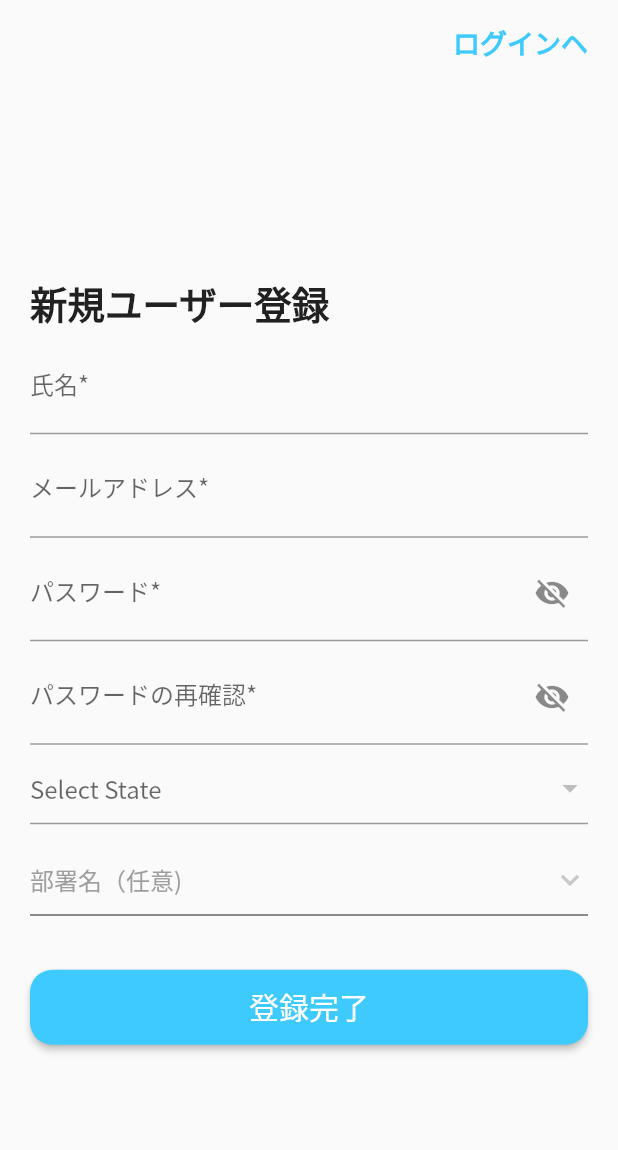
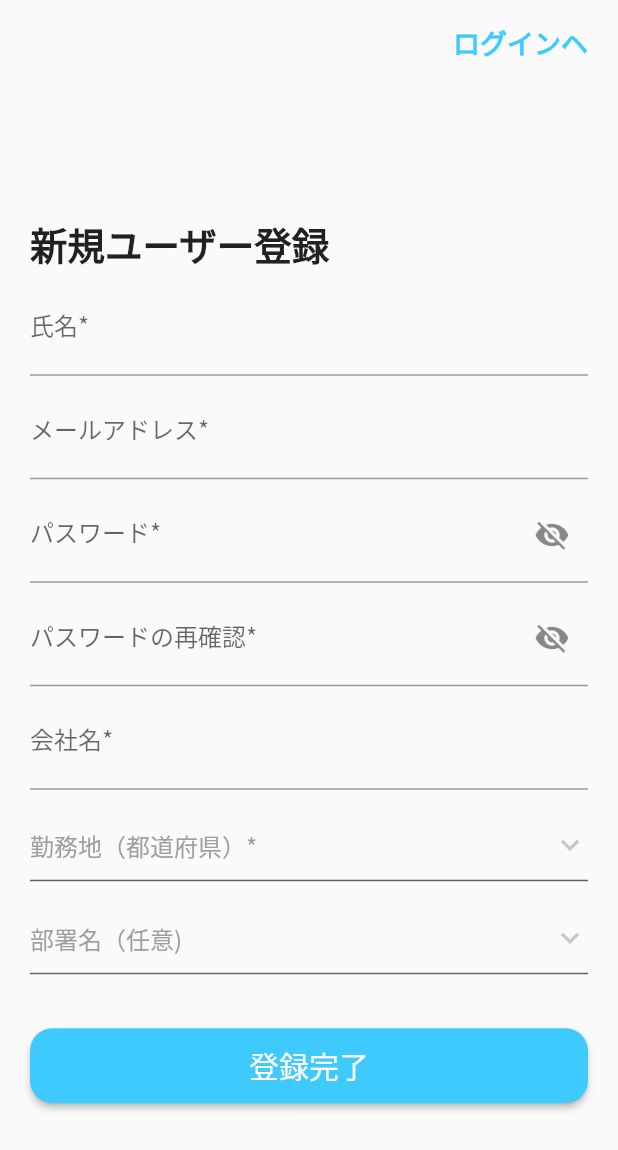
Before and after one commit to ityogesh/fudosan-calendar-application, a Flutter app: the screen it shows after launch, after a tap on "ユーザー登録", on a phone screen of 412 x 824 dp. Shown: the top 1150 px of the screen. Run offline on Flutter 3.47's test engine with Material 2 defaults, Android fonts, the phone set to English and light mode, and no system bars; our stand-ins replace fluttertoast, pin_code_fields, progress_dialog, shared_preferences, showcaseview, table_calendar; missing offline and left inert: flutter_statusbarcolor, infinite_listview; network calls fail.

Commit message:
Registration Added State Location Dropdown

```diff
--- a/lib/screens/registration.dart
+++ b/lib/screens/registration.dart
@@ -41,7 +41,7 @@ class _RegistrationScreenState extends State<RegistrationScreen> {
   final confirmPasswordController = new TextEditingController();
   final stateController = new TextEditingController();
   final departmentNameController = new TextEditingController();
-
+  final organizationController = new TextEditingController();
   final FocusNode nameFocus = FocusNode();
   final FocusNode emailaddressFocus = FocusNode();
   final FocusNode passwordFocus = FocusNode();
@@ -66,6 +66,8 @@ class _RegistrationScreenState extends State<RegistrationScreen> {
       companyName,
       department,
       departmentName;
+
+  List<dynamic> stateDropDownValues = List<dynamic>();
 
   void initState() {
     super.initState();
@@ -261,7 +263,31 @@ class _RegistrationScreenState extends State<RegistrationScreen> {
                     SizedBox(
                       height: 5,
                     ),
-                    Form(
+                    TextFormField(
+                      readOnly: readonly,
+                      style: readonly
+                          ? TextStyle(color: Colors.grey)
+                          : TextStyle(color: Colors.black),
+                      focusNode: companynameFocus,
+                      controller: organizationController,
+                      keyboardType: TextInputType.text,
+                      textInputAction: TextInputAction.done,
+                      decoration: new InputDecoration(
+                        labelText: '会社名*',
+                      ),
+                      validator: (String value) {
+                        return ValidateHelper().validateCompanyName(value);
+                      },
+                      onFieldSubmitted: (String value) {
+                        FocusScope.of(context).requestFocus(new FocusNode());
+                        /*  _fieldFocusChange(
+                            context, companynameFocus, departmentFocus); */
+                      },
+                    ),
+                    SizedBox(
+                      height: 13,
+                    ),
+                    /* Form(
                       key: statekey,
                       child: Column(
                         mainAxisAlignment: MainAxisAlignment.center,
@@ -271,25 +297,60 @@ class _RegistrationScreenState extends State<RegistrationScreen> {
                             color: Colors.transparent,
                             child: ButtonTheme(
                               child: DropdownButtonFormField(
+                                icon: Icon(Icons.keyboard_arrow_down),
                                 value: _myStates,
                                 hint: Text('Select State'),
                                 onChanged: (newValue) {
                                   setState(() {
                                     _myStates = newValue;
-                                    _getStateList();
+                                  //  _getStateList();
                                     print(_myStates);
                                   });
                                 },
-                                items: statesLists?.map((item) {
+                                items: stateDropDownValues?.map((item) {
                                       return new DropdownMenuItem(
-                                        child: new Text(item['stateName']),
-                                        value: item['id'].toString(),
+                                        child: new Text(item),
+                                        value: item,
                                       );
                                     })?.toList() ??
                                     [],
                               ),
                             ),
                           )
+                        ],
+                      ),
+                    ), */
+                    Form(
+                      key: statekey,
+                      child: Column(
+                        mainAxisAlignment: MainAxisAlignment.start,
+                        children: [
+                          Container(
+                            margin: EdgeInsets.all(0.0),
+                            color: Colors.transparent,
+                            child: DropDownFormField(
+                              enabled: !readonly,
+                              titleText: null,
+                              hintText: readonly ? _myActivity : '勤務地（都道府県）*',
+                              onSaved: (value) {
+                                setState(() {
+                                  _myStates = value;
+                                  print(_myStates);
+                                });
+                              },
+                              value: _myState,
+                              onChanged: (value) {
+                                setState(() {
+                                  _myState = value;
+                                  print(_myStates);
+                                });
+                              },
+                              dataSource: stateDropDownValues,
+                              islist: true,
+                              textField: 'display',
+                              valueField: 'value',
+                            ),
+                          ),
                         ],
                       ),
                     ),
@@ -437,13 +498,18 @@ class _RegistrationScreenState extends State<RegistrationScreen> {
   StatesList states; // = StateList();
   List statesLists;
   String _myStates;
-  Future<String> _getStateList() async {
+  _getStateList() async {
     await http.post(Constants.stateInfoUrl).then((response) {
-      states = StatesList.fromJson(json.decode(response.body));
-      //  var data = json.decode(response.body);
-//      final Map responseValue = data;
-//      states = StateList.fromJson(responseValue);
-      print(states.toJson());
+      try {
+        states = StatesList.fromJson(json.decode(response.body));
+        print(states.toJson());
+        for (var stateList in states.stateList) {
+          stateDropDownValues.add(stateList.stateName);
+        }
+        setState(() {});
+      } catch (e) {
+        print(e);
+      }
     });
   }
 
@@ -486,8 +552,8 @@ class _RegistrationScreenState extends State<RegistrationScreen> {
     email = emailController.text;
     password = passwordController.text;
     confirmPassword = confirmPasswordController.text;
-//    companyName = organizationController.text;
-    department = _myActivity;
+    companyName = organizationController.text;
+//    department = _myActivity;
     departmentName =
         _myActivity == "その他" ? departmentNameController.text : _myActivity;
     registerRequestModel = new RegisterRequestModel(
--- a/lib/utils/constants.dart
+++ b/lib/utils/constants.dart
@@ -11,7 +11,7 @@ class Constants {
   static const String forgot_password_Otp_URL = base_URL + '/email_forgot_otp';
   static const String forgot_password_Change_URL =
       base_URL + '/forgot_password';
-  static const String stateInfoUrl = 'http://106.51.49.160:9093/api/state_list';
+  static const String stateInfoUrl = base_URL + '/state_list';
   static const String progress_msg = 'お待ちください';
 
 }
--- a/lib/utils/dropdown.dart
+++ b/lib/utils/dropdown.dart
@@ -16,6 +16,7 @@ class DropDownFormField extends FormField<dynamic> {
   final EdgeInsets contentPadding;
   final bool enabled;
   final dynamic items;
+  final bool islist;
 
   DropDownFormField(
       {FormFieldSetter<dynamic> onSaved,
@@ -33,6 +34,7 @@ class DropDownFormField extends FormField<dynamic> {
       this.onChanged,
       this.filled = true,
       this.enabled = true,
+      this.islist = false,
       this.contentPadding = const EdgeInsets.fromLTRB(0, 0, 0, 0)})
       : super(
           onSaved: onSaved,
@@ -72,12 +74,19 @@ class DropDownFormField extends FormField<dynamic> {
                                     state.didChange(newValue);
                                     onChanged(newValue);
                                   },
-                                  items: dataSource.map((item) {
-                                    return DropdownMenuItem<dynamic>(
-                                      value: item[valueField],
-                                      child: Text(item[textField]),
-                                    );
-                                  }).toList(),
+                                  items: islist
+                                      ? dataSource.map((item) {
+                                          return DropdownMenuItem<dynamic>(
+                                            value: item,
+                                            child: Text(item),
+                                          );
+                                        }).toList()
+                                      : dataSource.map((item) {
+                                          return DropdownMenuItem<dynamic>(
+                                            value: item[valueField],
+                                            child: Text(item[textField]),
+                                          );
+                                        }).toList(),
                                 )
                               : DropdownButton<dynamic>(
                                   icon: Icon(
```
